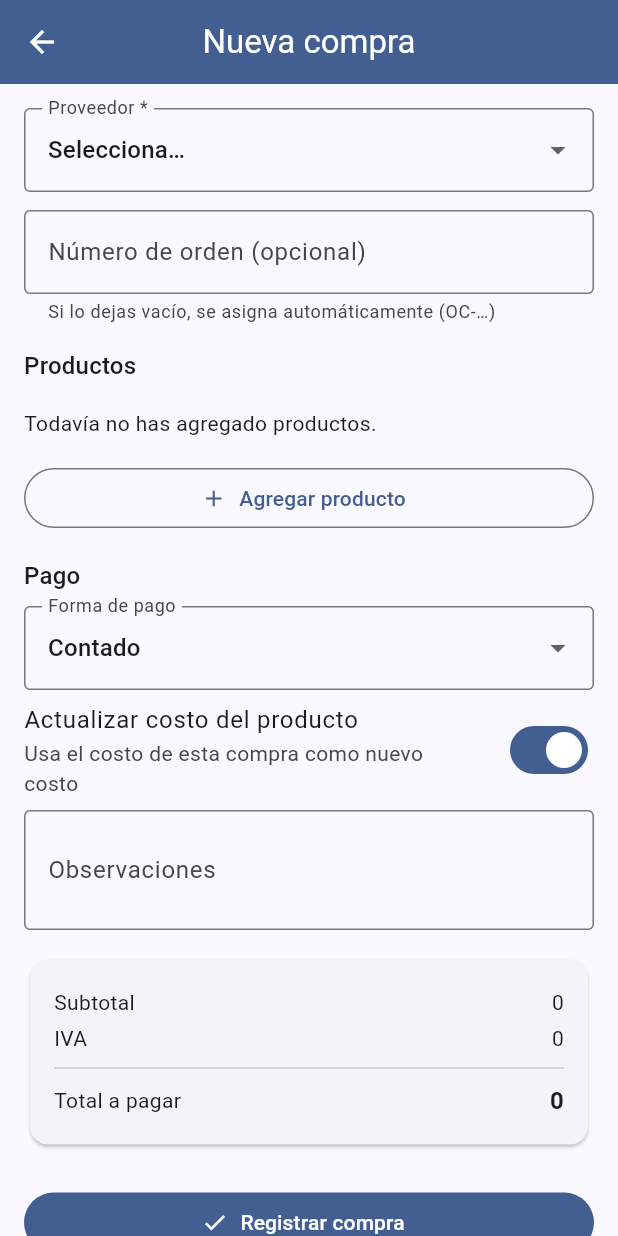
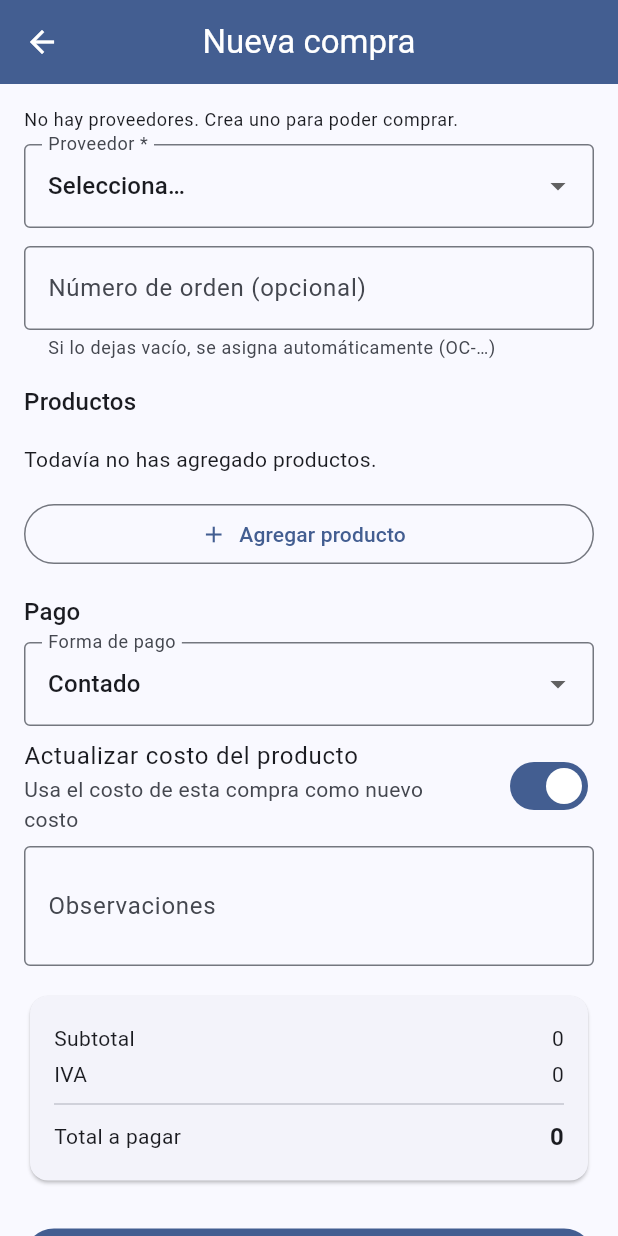
Before and after one commit to Esteban-barrero/ventas, a Flutter app: the CompraFormScreen screen opened directly with empty values, on a phone screen of 412 x 824 dp. Run offline on Flutter 3.47's test engine with Material 3 defaults, Android fonts, the phone set to English and light mode, and no system bars; our stand-ins replace cloud_firestore, cloud_functions, file_picker, firebase_auth, firebase_core, firebase_storage and 4 more; missing offline and left inert: mobile_scanner; accounts and stored records are empty; network calls fail.

Commit message:
feat(compras): modulo Proveedores en el home y atajo para crear proveedor desde la compra
La pantalla de proveedores existia pero no estaba enlazada. Se agrega el modulo Proveedores (comprasVer), boton de nuevo proveedor en el formulario de compra y accion en el estado vacio; crear/editar solo para Administrador (reglas).

```diff
--- a/app/lib/features/compras/presentation/compra_form_screen.dart
+++ b/app/lib/features/compras/presentation/compra_form_screen.dart
@@ -1,6 +1,7 @@
 import 'package:flutter/material.dart';
 
 import '../../../core/formato/fechas.dart';
+import '../../auth/domain/permisos.dart';
 import '../../auth/domain/usuario.dart';
 import '../../catalogo/data/productos_repository.dart';
 import '../../catalogo/domain/producto.dart';
@@ -11,6 +12,7 @@ import '../data/proveedores_repository.dart';
 import '../domain/compra.dart';
 import '../domain/proveedor.dart';
 import '../domain/totales_compra.dart';
+import 'proveedor_form_screen.dart';
 
 /// Una línea de la compra: producto, cantidad y costo unitario (editable).
 class _LineaCompra {
@@ -69,6 +71,19 @@ class _CompraFormScreenState extends State<CompraFormScreen> {
   bool _guardando = false;
 
   String get _empresaId => widget.usuario.empresaId ?? '';
+
+  /// Solo el Administrador puede crear proveedores (reglas).
+  bool get _puedeCrearProveedor => widget.usuario.puede(Permiso.comprasEditar);
+
+  /// Crea un proveedor y recarga la lista para poder seleccionarlo.
+  Future<void> _nuevoProveedor() async {
+    final creado = await Navigator.of(context).push<bool>(
+      MaterialPageRoute<bool>(
+        builder: (_) => ProveedorFormScreen(usuario: widget.usuario),
+      ),
+    );
+    if (creado == true) await _cargar();
+  }
 
   @override
   void initState() {
@@ -208,7 +223,18 @@ class _CompraFormScreenState extends State<CompraFormScreen> {
       body: ListView(
         padding: const EdgeInsets.all(16),
         children: <Widget>[
-          DropdownButtonFormField<String?>(
+          if (_proveedores.isEmpty)
+            Padding(
+              padding: const EdgeInsets.only(bottom: 8),
+              child: Text(
+                'No hay proveedores. Crea uno para poder comprar.',
+                style: theme.textTheme.bodySmall,
+              ),
+            ),
+          Row(
+            children: <Widget>[
+              Expanded(
+                child: DropdownButtonFormField<String?>(
                   initialValue: _proveedorId,
                   isExpanded: true,
                   decoration: const InputDecoration(
@@ -221,9 +247,21 @@ class _CompraFormScreenState extends State<CompraFormScreen> {
                       child: Text('Selecciona…'),
                     ),
                     for (final p in _proveedores)
-                DropdownMenuItem<String?>(value: p.id, child: Text(p.nombre)),
+                      DropdownMenuItem<String?>(
+                          value: p.id, child: Text(p.nombre)),
                   ],
                   onChanged: (String? v) => setState(() => _proveedorId = v),
+                ),
+              ),
+              if (_puedeCrearProveedor) ...<Widget>[
+                const SizedBox(width: 8),
+                IconButton.filledTonal(
+                  tooltip: 'Nuevo proveedor',
+                  onPressed: _nuevoProveedor,
+                  icon: const Icon(Icons.add_business_outlined),
+                ),
+              ],
+            ],
           ),
           const SizedBox(height: 12),
           TextField(
--- a/app/lib/features/home/home_page.dart
+++ b/app/lib/features/home/home_page.dart
@@ -12,6 +12,7 @@ import '../caja/presentation/caja_panel_screen.dart';
 import '../catalogo/presentation/catalogo_screen.dart';
 import '../clientes/presentation/clientes_list_screen.dart';
 import '../compras/presentation/compras_list_screen.dart';
+import '../compras/presentation/proveedores_list_screen.dart';
 import '../creditos/presentation/creditos_list_screen.dart';
 import '../empresas/data/empresas_repository.dart';
 import '../empresas/presentation/empresas_list_screen.dart';
@@ -73,6 +74,9 @@ class HomePage extends StatelessWidget {
       _Modulo('Compras', Icons.shopping_cart_outlined, Permiso.comprasVer,
           requiereEmpresa: true,
           constructor: (_, u) => ComprasListScreen(usuario: u)),
+      _Modulo('Proveedores', Icons.handshake_outlined, Permiso.comprasVer,
+          requiereEmpresa: true,
+          constructor: (_, u) => ProveedoresListScreen(usuario: u)),
       _Modulo('Inventario', Icons.warehouse_outlined, Permiso.inventarioVer,
           requiereEmpresa: true,
           constructor: (_, u) => InventarioListScreen(usuario: u)),
```
Also changed, not shown: app/lib/features/compras/presentation/proveedores_list_screen.dart (+23 -4 lines). Lines whose indentation alone changed are shown as unchanged.
